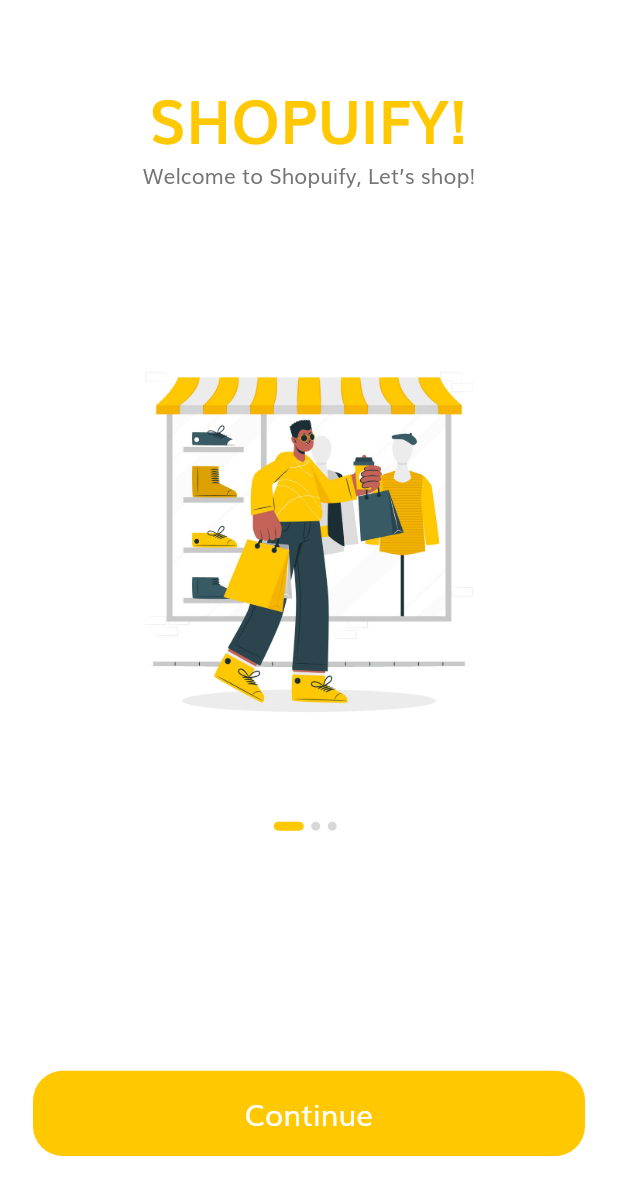
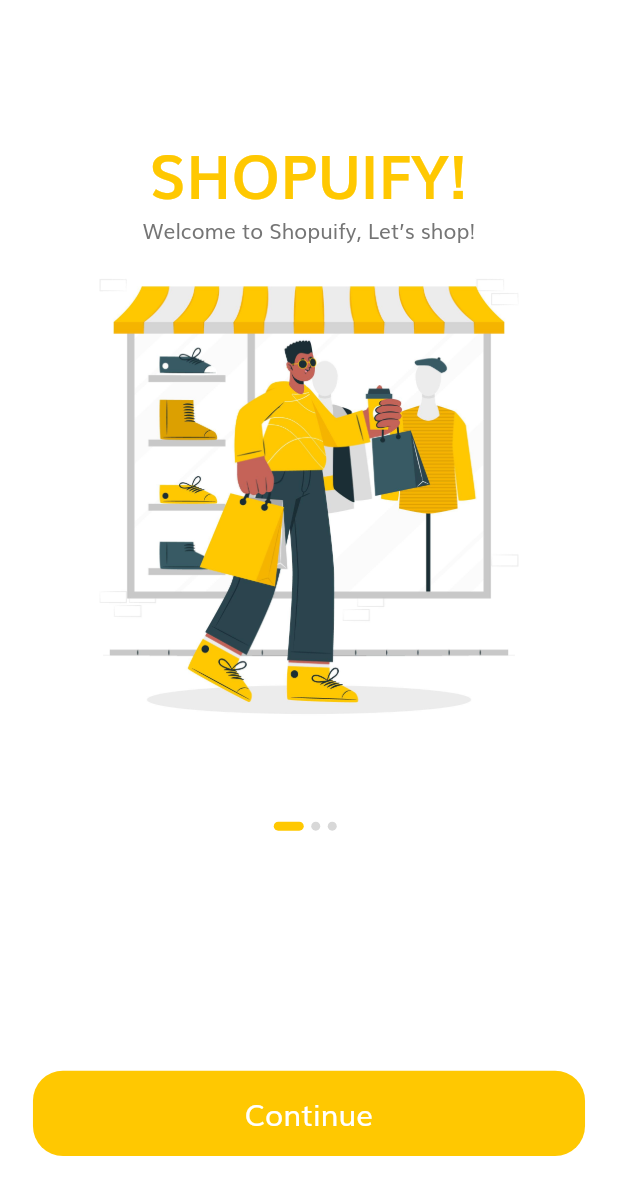
Before and after one commit to JayM2510/ShopUIfy, a Flutter app: the screen it shows after launch, on a phone screen of 412 x 824 dp. Shown: the top 1195 px of the screen. Run offline on Flutter 3.47's test engine with Material 2 defaults, Android fonts, the light colour scheme and no system bars; our stand-ins replace flutter_svg.

Commit message:
Image adjustment

```diff
--- a/lib/models/Product.dart
+++ b/lib/models/Product.dart
@@ -118,4 +118,4 @@ List<Product> demoProducts = [
 ];
 
 const String description =
-    "loreum20";
+    "Lorem ipsum dolor sit amet, consectetur adipiscing elit, sed do eiusmod tempor incididunt ut labore et dolore magna aliqua.";
--- a/lib/screens/splash/components/splash_content.dart
+++ b/lib/screens/splash/components/splash_content.dart
@@ -26,11 +26,10 @@ class SplashContent extends StatelessWidget {
           text!,
           textAlign: TextAlign.center,
         ),
-        Spacer(flex: 2),
         Image.asset(
           image!,
-          height: getProportionateScreenHeight(265),
-          width: getProportionateScreenWidth(235),
+          height: 330,
+          width: 350,
         ),
       ],
     );
```
